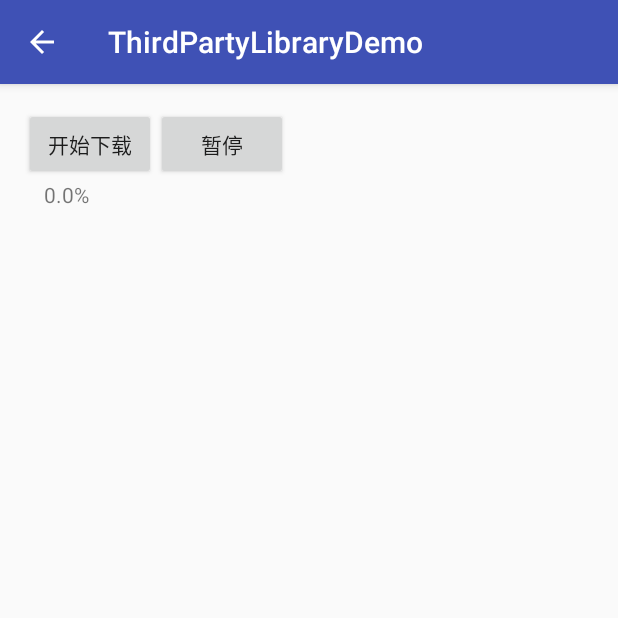
After one commit to zhooker/ThirdPartyLibraryDemo, an Android app: the RxBusActivity screen opened directly, with no data from a screen before it, on a phone screen of 412 x 824 dp, the top half of it. The commit adds this screen. Run offline under Robolectric (Android 15) with nearby library versions, the phone set to English and light mode, and no system bars; libraries missing offline, so code that uses them is left out: rx.functions.

Commit message:
添加RxBus

```diff
--- /dev/null
+++ b/app/src/main/java/com/example/thirdparty/rxjava/rxbus/RxBusActivity.java
@@ -0,0 +1,47 @@
+package com.example.thirdparty.rxjava.rxbus;
+
+import android.os.Bundle;
+import android.util.Log;
+import android.view.View;
+
+import com.example.thirdparty.BaseActivity;
+import com.example.thirdparty.R;
+
+import rx.Observable;
+import rx.Subscription;
+import rx.functions.Action1;
+
+public class RxBusActivity extends BaseActivity {
+
+    public static final String TAG = "zhuangsj";
+
+    @Override
+    protected void onCreate(Bundle savedInstanceState) {
+        super.onCreate(savedInstanceState);
+        setContentView(R.layout.activity_rx_bus);
+    }
+
+    public void onStart(View v) {
+        Observable<String> observable = Observable.just("Event")
+                .map(s -> {
+                    Log.e(TAG,"Expensive operation for " + s);
+                    return s;
+                })
+                .publish()
+//                .refCount();
+                .autoConnect(2, new Action1<Subscription>() {
+                    @Override
+                    public void call(Subscription subscription) {
+                        Log.e(TAG,"subscription got: " + subscription);
+                    }
+                });
+
+        observable.subscribe(s -> Log.e(TAG,"Sub1 got: " + s));
+        observable.subscribe(s -> Log.e(TAG,"Sub2 got: " + s));
+    }
+
+    public void onPause(View v) {
+
+    }
+
+}
--- a/app/src/main/java/com/example/thirdparty/rxjava2/RxJava2Activity.java
+++ b/app/src/main/java/com/example/thirdparty/rxjava/rxjava2/RxJava2Activity.java
@@ -1,7 +1,6 @@
-package com.example.thirdparty.rxjava2;
+package com.example.thirdparty.rxjava.rxjava2;
 
 import android.os.Bundle;
-import android.text.TextUtils;
 import android.util.Log;
 import android.view.View;
 import android.widget.TextView;
--- /dev/null
+++ b/app/src/main/res/layout/activity_rx_bus.xml
@@ -0,0 +1,47 @@
+<?xml version="1.0" encoding="utf-8"?>
+<LinearLayout xmlns:android="http://schemas.android.com/apk/res/android"
+    xmlns:tools="http://schemas.android.com/tools"
+    android:id="@+id/activity_rx_java2"
+    android:layout_width="match_parent"
+    android:layout_height="match_parent"
+    android:orientation="vertical"
+    android:paddingBottom="@dimen/activity_vertical_margin"
+    android:paddingLeft="@dimen/activity_horizontal_margin"
+    android:paddingRight="@dimen/activity_horizontal_margin"
+    android:paddingTop="@dimen/activity_vertical_margin"
+    tools:context=".rxjava.rxjava2.RxJava2Activity">
+
+
+    <LinearLayout
+        android:layout_width="match_parent"
+        android:layout_height="wrap_content"
+        android:orientation="horizontal">
+
+        <Button
+            android:layout_width="wrap_content"
+            android:layout_height="wrap_content"
+            android:onClick="onStart"
+            android:text="开始下载" />
+
+        <Button
+            android:layout_width="wrap_content"
+            android:layout_height="wrap_content"
+            android:onClick="onPause"
+            android:text="暂停" />
+    </LinearLayout>
+
+    <ScrollView
+        android:layout_width="match_parent"
+        android:layout_height="match_parent">
+
+        <TextView
+            android:id="@+id/process"
+            android:layout_width="wrap_content"
+            android:layout_height="wrap_content"
+            android:layout_alignParentTop="true"
+            android:layout_marginStart="13dp"
+            android:text="0.0%" />
+    </ScrollView>
+
+
+</LinearLayout>
--- a/app/src/main/res/layout/activity_rx_java2.xml
+++ b/app/src/main/res/layout/activity_rx_java2.xml
@@ -9,7 +9,7 @@
     android:paddingLeft="@dimen/activity_horizontal_margin"
     android:paddingRight="@dimen/activity_horizontal_margin"
     android:paddingTop="@dimen/activity_vertical_margin"
-    tools:context="com.example.thirdparty.rxjava2.RxJava2Activity">
+    tools:context=".rxjava.rxjava2.RxJava2Activity">
 
 
     <LinearLayout
--- a/app/src/main/res/values/dimens.xml
+++ b/app/src/main/res/values/dimens.xml
@@ -2,4 +2,5 @@
     <!-- Default screen margins, per the Android Design guidelines. -->
     <dimen name="activity_horizontal_margin">16dp</dimen>
     <dimen name="activity_vertical_margin">16dp</dimen>
+    <dimen name="fab_margin">16dp</dimen>
 </resources>
--- a/app/src/main/res/values/strings.xml
+++ b/app/src/main/res/values/strings.xml
@@ -1,3 +1,4 @@
 <resources>
     <string name="app_name">ThirdPartyLibraryDemo</string>
+    <string name="title_activity_rx_bus">RxBusActivity</string>
 </resources>
```
Also changed, not shown: app/src/main/AndroidManifest.xml (+4 -3 lines), app/src/main/java/com/example/thirdparty/MainActivity.java (+6 -4 lines), app/src/main/res/values-v21/styles.xml (added, +9 -0 lines), app/src/main/res/values/styles.xml (+9 -0 lines).
